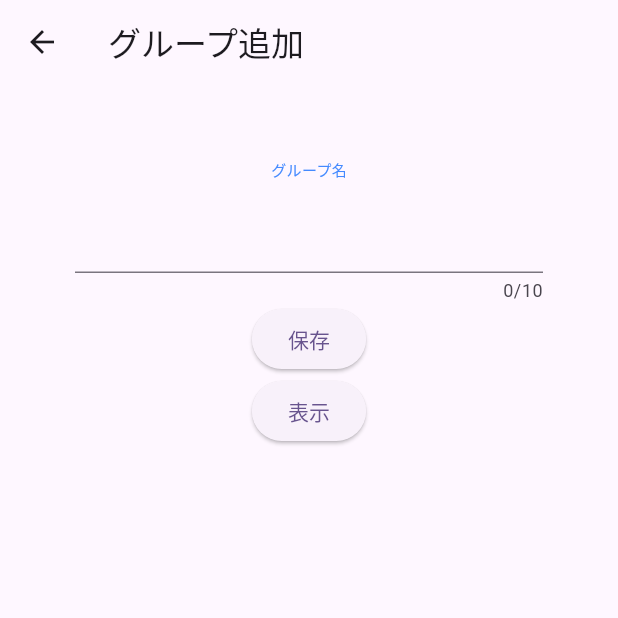
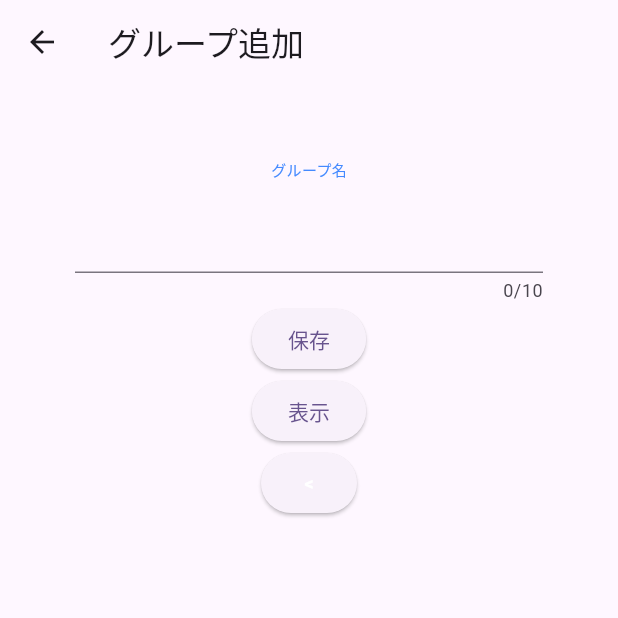
Before and after one commit to yambaru-hackathon/Group-10, a Flutter app: the screen it shows after launch, after a tap on the "people" icon, on a phone screen of 412 x 824 dp, the top half of it. Run offline on Flutter 3.47's test engine with Material 3 defaults, Android fonts, the phone set to English and light mode, and no system bars; our stand-ins replace shared_preferences.

Commit message:
pass date
別のページに遷移したときに、値を渡す処理

```diff
--- a/lib/main.dart
+++ b/lib/main.dart
@@ -1,5 +1,5 @@
 import 'package:flutter/material.dart';
-
+import 'package:shared_preferences/shared_preferences.dart';
 import 'newgroup.dart';
 
 void main() {
@@ -57,14 +57,29 @@ class MyHomePage extends StatefulWidget {
 }
 
 class _MyHomePageState extends State<MyHomePage> {
-  final int _counter = 0;
+  String geto = '';
 
   void _incrementCounter() {
 
     Navigator.push(
       context,
       MaterialPageRoute(builder: (context) => const newgroup()),
+
     );
+  }
+
+   @override
+  void initState() {
+    super.initState();
+    _loadCounter();
+  }
+
+  _loadCounter() async {
+    SharedPreferences prefs = await SharedPreferences.getInstance();
+    await prefs.reload();
+    setState(() {
+      geto = prefs.getString('name') ?? '';
+    });
   }
 
 
@@ -111,7 +126,7 @@ class _MyHomePageState extends State<MyHomePage> {
               'You have pushed the button this many times:',
             ),
             Text(
-              '$_counter',
+              '$geto',
               style: Theme.of(context).textTheme.headlineMedium,
             ),
           ],
--- a/lib/newgroup.dart
+++ b/lib/newgroup.dart
@@ -1,6 +1,4 @@
-import 'package:flutter/cupertino.dart';
 import 'package:flutter/material.dart';
-import 'package:flutter/services.dart';
 import 'package:shared_preferences/shared_preferences.dart';
 
 
@@ -42,7 +40,6 @@ class ChangeForm extends StatefulWidget{
 
 
 class _ChangeFormState extends State<ChangeForm>{
-  final _formKey = GlobalKey<FormState>();
   String group='';
   String pass='';
   late SharedPreferences prefs;
@@ -91,9 +88,13 @@ void initState(){
 
 @override
   Widget build(BuildContext context){
-  return Container(
+    return Container(
+
+
     padding: const EdgeInsets.all(50.0),
+
     child:Column(
+
       children: [
         Text(
           'グループ名',
@@ -130,9 +131,24 @@ void initState(){
         ElevatedButton(
               onPressed: (){
                 getDate();
+
               },
               child: Text('表示'),
             ),
+
+      ElevatedButton(
+              onPressed: () {
+
+        Navigator.of(context).pop(); // 前の画面へ遷移
+      },
+              child: Text('<',
+        style: TextStyle(
+          color: Colors.white,
+          fontWeight: FontWeight.bold,
+          fontSize: 12.0,
+        ),),
+      ),
+
 
 
     ],
```
